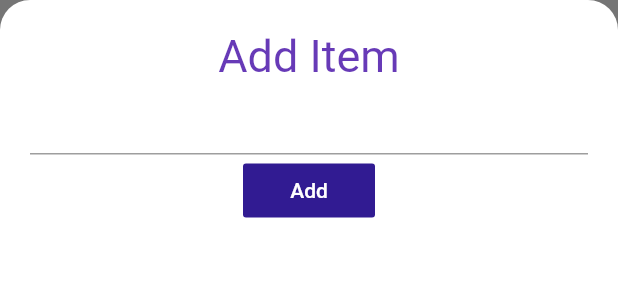
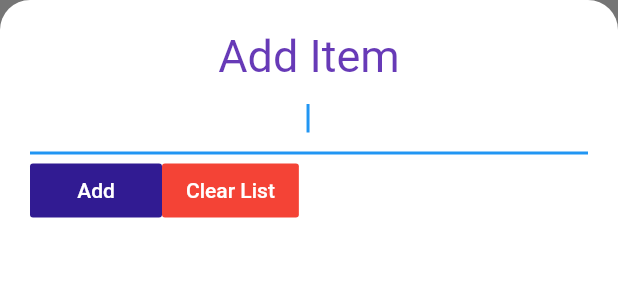
Before and after one commit to navdeepduvedi/ShopKarrt_Flutter, a Flutter app: what additem() shows on an empty page, opened directly, on a phone screen of 412 x 824 dp. Shown: the top 300 px of the screen. Run offline on Flutter 3.47's test engine with Material 2 defaults, Android fonts, the phone set to English and light mode, and no system bars.

```diff
--- a/shopkarrt/lib/add_itemScreen.dart
+++ b/shopkarrt/lib/add_itemScreen.dart
@@ -1,10 +1,17 @@
 import 'package:flutter/material.dart';
 import 'package:provider/provider.dart';
 import 'itemData.dart';
-class additem extends StatelessWidget {
+class additem extends StatefulWidget {
+
+  @override
+  _additemState createState() => _additemState();
+}
+
+class _additemState extends State<additem> {
+  String newItem;
   @override
   Widget build(BuildContext context) {
-    String newItem;
+
     var itemprovider = Provider.of<Itemdata>(context);
     return Container(
       color: Color(0xff757575),
@@ -28,15 +35,18 @@ class additem extends StatelessWidget {
           ),
         ),
         TextField(
-
+          autofocus: true,
               textAlign: TextAlign.center,
               onChanged: (value) {
                 newItem = value;
               },
 
         ),
+        Row(
+          children: <Widget>[
             FlatButton(
               onPressed: () {
+                //print(newItem);
                 itemprovider.addItems(newItem);
                 Navigator.pop(context);
               },
@@ -47,6 +57,22 @@ class additem extends StatelessWidget {
                   color:Colors.white
                 ),
               ),
+            ),
+            FlatButton(
+              onPressed: () {
+                //print(newItem);
+                itemprovider.cleanList();
+                Navigator.pop(context);
+              },
+              color: Colors.red,
+              child: Text(
+                'Clear List',
+                style: TextStyle(
+                  color:Colors.white
+                ),
+              ),
+            ),
+          ],
         )
       ],),
       )
--- a/shopkarrt/lib/itemData.dart
+++ b/shopkarrt/lib/itemData.dart
@@ -25,4 +25,9 @@ void deleteItem(items item){
   _item.remove(item);
   notifyListeners();
 }
+
+void cleanList(){
+  _item.clear();
+  notifyListeners();
 }
+}
--- a/shopkarrt/lib/itemtile.dart
+++ b/shopkarrt/lib/itemtile.dart
@@ -14,6 +14,8 @@ class itemTile extends StatelessWidget {
       title: Text(
         name,
         style: TextStyle(
+          fontSize: 20.0,
+          fontWeight: FontWeight.w600,
           decoration:isChecked?TextDecoration.lineThrough:null
         ),
       ),
--- a/shopkarrt/lib/listScreen.dart
+++ b/shopkarrt/lib/listScreen.dart
@@ -8,6 +8,7 @@ class listscreen extends StatelessWidget {
 
   @override
   Widget build(BuildContext context) {
+    var itemProvider = Provider.of<Itemdata>(context);
     return Scaffold(
       backgroundColor: Colors.deepPurple,
       floatingActionButton: FloatingActionButton(
@@ -78,7 +79,7 @@ class listscreen extends StatelessWidget {
                 ),
               ),
              child: TasksList(),
-          ))
+          )),
       ],),
 
     );
--- a/shopkarrt/lib/main.dart
+++ b/shopkarrt/lib/main.dart
@@ -12,7 +12,7 @@ class MyApp extends StatelessWidget {
   @override
   Widget build(BuildContext context) {
     return ChangeNotifierProvider(
-      create: (BuildContext context)=>Itemdata(),
+      create: (BuildContext context)=>Itemdata() ,
 
       child: MaterialApp(
       home: listscreen(),
```
Lines whose indentation alone changed are shown as unchanged.
